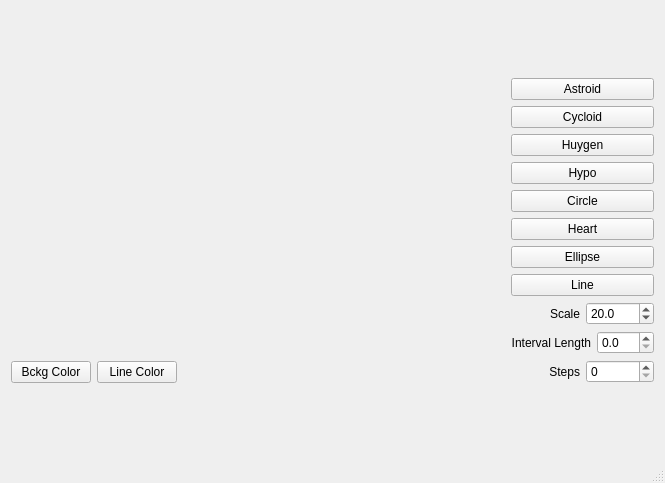
Qt form QtCurveCPP/mainwindow.ui (ggulgulia/QtPractice) before a commit.
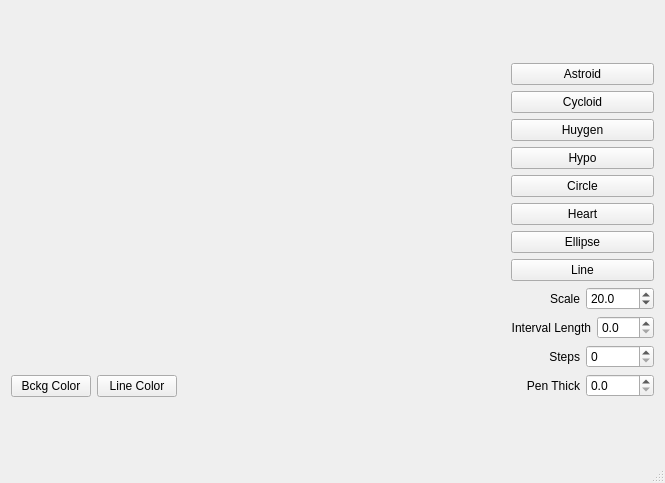
The same form after that commit. Custom widgets are drawn as their Qt base class.

```diff
--- a/QtCurveCPP/mainwindow.ui
+++ b/QtCurveCPP/mainwindow.ui
@@ -196,6 +196,33 @@
         </item>
        </layout>
       </item>
+      <item>
+       <layout class="QHBoxLayout" name="horizontalLayout_5">
+        <item>
+         <widget class="QLabel" name="labelBrushSze">
+          <property name="text">
+           <string>Pen Thick</string>
+          </property>
+          <property name="alignment">
+           <set>Qt::AlignRight|Qt::AlignTrailing|Qt::AlignVCenter</set>
+          </property>
+         </widget>
+        </item>
+        <item>
+         <widget class="QDoubleSpinBox" name="spinBrushSize">
+          <property name="decimals">
+           <number>1</number>
+          </property>
+          <property name="maximum">
+           <double>20.000000000000000</double>
+          </property>
+          <property name="singleStep">
+           <double>0.100000000000000</double>
+          </property>
+         </widget>
+        </item>
+       </layout>
+      </item>
      </layout>
     </item>
    </layout>
```
